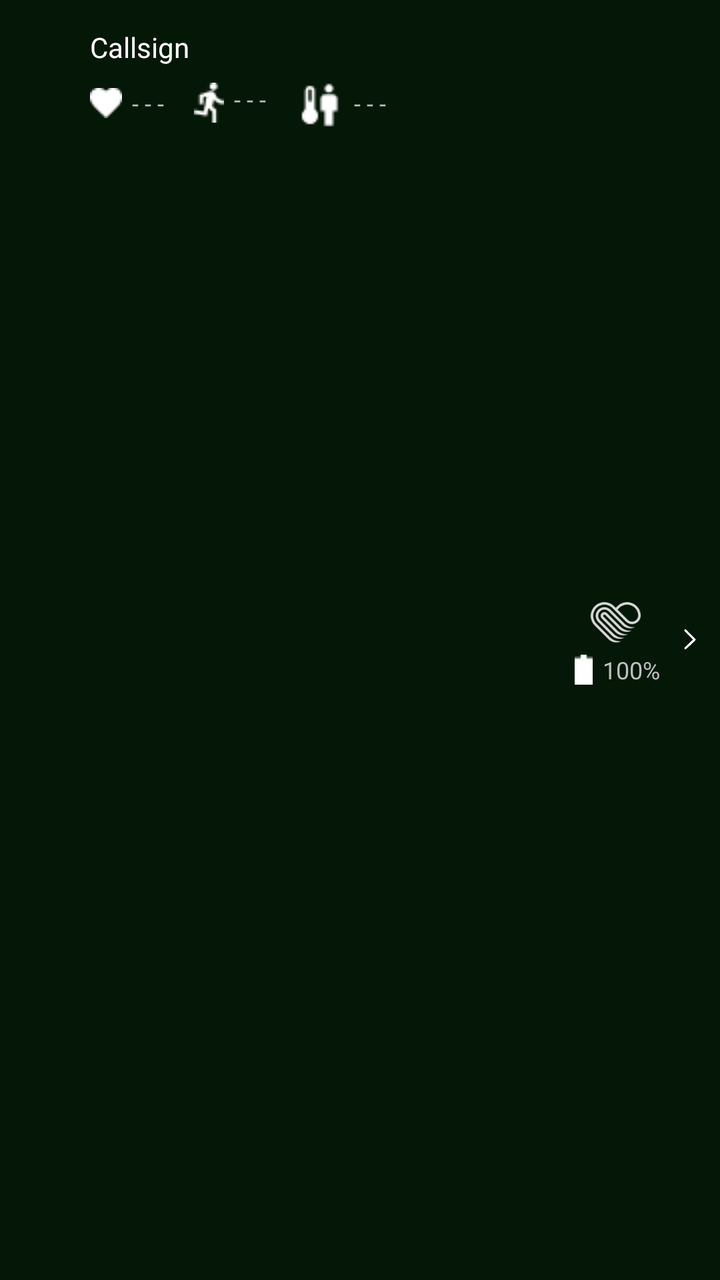
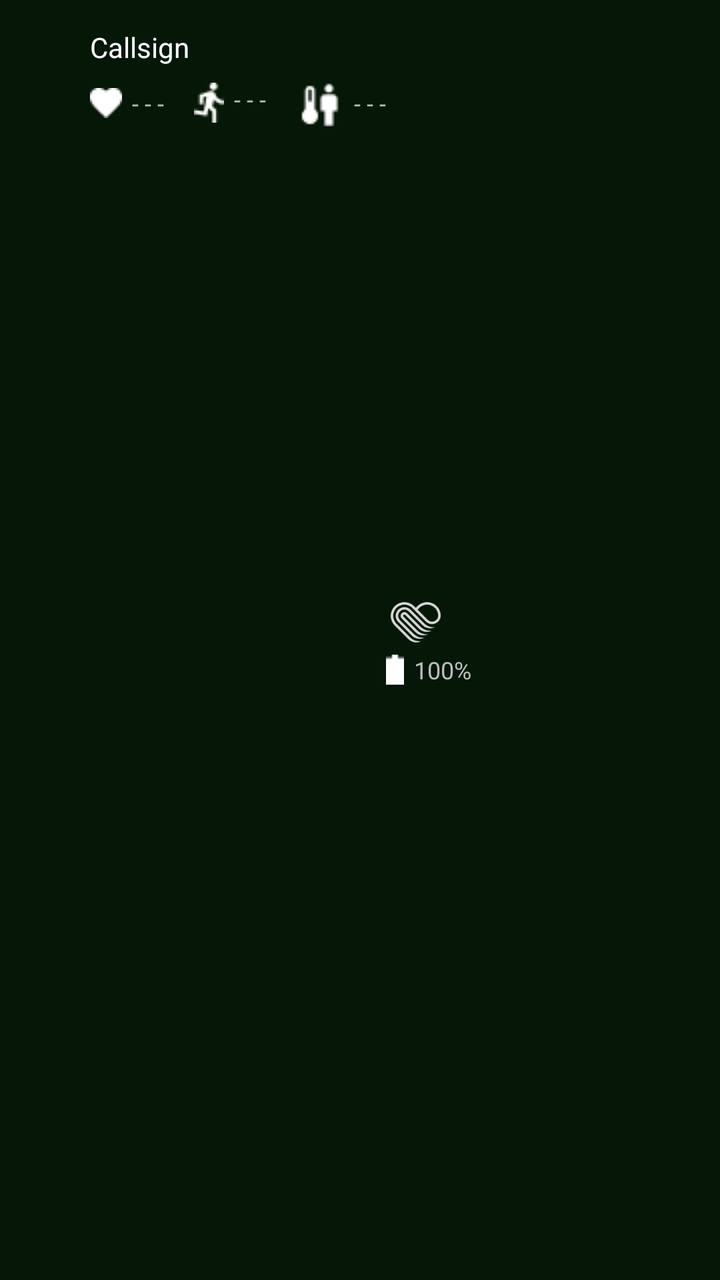

An Android layout rendered at two revisions. The XML below is the earlier revision; the diff shows what the commit changed to produce the second picture.
<!-- AndroidManifest.xml: application theme AppTheme -->
<!-- res/layout/custom_group_view.xml -->
<?xml version="1.0" encoding="utf-8"?>
<LinearLayout
    xmlns:android="http://schemas.android.com/apk/res/android"
    xmlns:tools="http://schemas.android.com/tools"
    android:layout_width="match_parent"
    android:layout_height="wrap_content"
    android:orientation="horizontal"
    android:paddingVertical="10dp"
    tools:ignore="UselessParent"
    android:background="@color/greenbg"
    style="@style/AppTheme">

    <ImageView
        android:id="@+id/alertIcon"
        android:layout_width="25dp"
        android:layout_height="25dp"
        android:layout_margin="10dp"
        android:src="@drawable/danger"
        tools:ignore="ContentDescription"
        android:layout_gravity="center_vertical"
        android:visibility="invisible"/>

    <LinearLayout
        android:id="@+id/nameAndAlerts"
        android:layout_width="wrap_content"
        android:layout_height="wrap_content"
        android:orientation="vertical"
        android:layout_marginTop="4dp">

        <TextView
            android:id="@+id/textCallsign"
            android:layout_width="wrap_content"
            android:layout_height="wrap_content"
            android:textSize="14sp"
            android:text="Callsign"
            android:textColor="@color/white"
            tools:ignore="RtlHardcoded"/>

        <TextView
            android:id="@+id/textisFalsePositive"
            android:layout_width="wrap_content"
            android:layout_height="wrap_content"
            android:textSize="13sp"
            android:text="Band not worn properly, readings may be incorrect"
            android:textColor="@color/light_gray"
            tools:ignore="RtlHardcoded"
            android:paddingBottom="7dp"
            android:drawableStart="@drawable/isfalsepositive"
            android:visibility = "gone"/>

        <TextView
            android:id="@+id/textLastConnected"
            android:layout_width="wrap_content"
            android:layout_height="wrap_content"
            android:textSize="13sp"
            android:text="Last connected X minutes ago"
            android:textColor="@color/light_gray"
            tools:ignore="RtlHardcoded"
            android:paddingBottom="7dp"
            android:visibility="gone"/>

        <LinearLayout
            android:id="@+id/healthData"
            android:layout_width="wrap_content"
            android:layout_height="wrap_content"
            android:gravity="center_vertical"
            android:paddingTop="5dp">

            <TextView
                android:id="@+id/textHeartRate"
                android:layout_width="wrap_content"
                android:layout_height="wrap_content"
                android:textSize="12sp"
                tools:ignore="RtlHardcoded"
                android:text="- - -"
                android:layout_marginEnd="15dp"
                android:drawableStart="@drawable/heartrate"
                android:drawablePadding="5dp"/>

            <TextView
                android:id="@+id/textExertion"
                android:layout_width="wrap_content"
                android:layout_height="wrap_content"
                android:textSize="12sp"
                tools:ignore="RtlHardcoded"
                android:text="- - -"
                android:layout_marginEnd="15dp"
                android:drawableStart="@drawable/exertion"
                android:drawablePadding="5dp"/>

            <TextView
                android:id="@+id/textCoreBodyTemp"
                android:layout_width="wrap_content"
                android:layout_height="wrap_content"
                android:drawableStart="@drawable/corebodytemp"
                android:text="- - -"
                android:textSize="12sp"
                android:gravity="center_vertical"
                tools:ignore="RtlHardcoded"
                android:drawablePadding="0dp"/>
        </LinearLayout>

        <RelativeLayout
            android:id="@+id/expandedHealthData"
            android:layout_width="wrap_content"
            android:layout_height="wrap_content"
            android:layout_marginTop="3dp"
            android:gravity="center_vertical"
            android:visibility="gone">

            <TextView
                android:id="@+id/textCaloricBurnRate"
                android:layout_width="wrap_content"
                android:layout_height="wrap_content"
                android:textSize="12sp"
                tools:ignore="RtlHardcoded"
                android:text="- - -"
                android:layout_marginEnd="15dp"
                android:drawableStart="@drawable/calories"
                android:drawablePadding="5dp"/>

            <TextView
                android:id="@+id/textHrlv"
                android:layout_width="wrap_content"
                android:layout_height="wrap_content"
                android:textSize="12sp"
                tools:ignore="RtlHardcoded"
                android:text="- - -"
                android:layout_marginEnd="15dp"
                android:drawableStart="@drawable/hrlv"
                android:drawablePadding="5dp"
                android:layout_toEndOf="@id/textCaloricBurnRate"/>

            <TextView
                android:id="@+id/textVo2"
                android:layout_width="wrap_content"
                android:layout_height="wrap_content"
                android:drawableStart="@drawable/vo2"
                android:text="- - -"
                android:textSize="12sp"
                tools:ignore="RtlHardcoded"
                android:layout_marginEnd="15dp"
                android:drawablePadding="5dp"
                android:layout_toEndOf="@id/textHrlv"/>

            <TextView
                android:id="@+id/textHrv"
                android:layout_width="wrap_content"
                android:layout_height="wrap_content"
                android:drawableStart="@drawable/hrv"
                android:text="- - -"
                android:textSize="12sp"
                tools:ignore="RtlHardcoded"
                android:drawablePadding="5dp"
                android:layout_marginTop="3dp"
                android:layout_below="@id/textCaloricBurnRate"/>
        </RelativeLayout>

    </LinearLayout>

    <RelativeLayout
        android:layout_width="wrap_content"
        android:layout_height="wrap_content"
        android:layout_gravity="center_vertical"
        android:layout_marginEnd="10dp"
        android:orientation="vertical">

        <ImageView
            android:id="@+id/iconWearableLogo"
            android:layout_width="30dp"
            android:layout_height="30dp"
            android:src="@drawable/biostrap"
            android:layout_marginEnd="7dp"
            android:layout_toLeftOf="@id/toggle"/>

        <TextView
            android:id="@+id/textBattery"
            android:layout_width="wrap_content"
            android:layout_height="wrap_content"
            android:textSize="12sp"
            android:text="100%"
            tools:ignore="RtlHardcoded"
            android:layout_below="@id/iconWearableLogo"
            android:layout_toLeftOf="@id/toggle"
            android:drawableStart="@drawable/battery"
            android:drawablePadding="5dp"/>

        <ImageView
            android:id="@+id/toggle"
            android:layout_width="10dp"
            android:layout_height="10dp"
            android:layout_centerVertical="true"
            android:src="@drawable/arrow"
            android:layout_alignParentEnd="true"
            android:layout_marginStart="10dp"/>
    </RelativeLayout>





</LinearLayout>
<!-- resources referenced by this layout -->
<resources>
  <color name="greenbg">#202BB73B</color>
  <color name="light_gray">#A3A3A3</color>
  <color name="white">#ffffff</color>
  <!-- drawable arrow: png bitmap (drawable, 589 bytes) -->
  <!-- drawable battery: png bitmap (drawable, 158 bytes) -->
  <!-- drawable biostrap: png bitmap (drawable, 9869 bytes) -->
  <!-- drawable calories: png bitmap (drawable, 372 bytes) -->
  <!-- drawable corebodytemp: png bitmap (drawable, 384 bytes) -->
  <!-- drawable danger: png bitmap (drawable, 1175 bytes) -->
  <!-- drawable exertion: png bitmap (drawable, 350 bytes) -->
  <!-- drawable heartrate: png bitmap (drawable, 255 bytes) -->
  <!-- drawable hrlv: png bitmap (drawable, 381 bytes) -->
  <!-- drawable hrv: png bitmap (drawable, 371 bytes) -->
  <!-- drawable isfalsepositive: png bitmap (drawable, 552 bytes) -->
  <!-- drawable vo2: png bitmap (drawable, 362 bytes) -->
  <style name="AppTheme" parent="@android:style/Theme.Holo">
          <item name="android:buttonStyle">@android:style/Widget.Button</item>
          <item name="android:imageButtonStyle">@android:style/Widget.Button</item>
          <item name="android:buttonStyleToggle">@android:style/Widget.Button</item>
          <item name="android:spinnerStyle">@style/ATAKSpinner</item>
          <item name="android:spinnerItemStyle">@style/ATAKSpinnerItem</item>
          <item name="android:editTextStyle">@style/ATAKEditText</item>
      </style>
  <style name="ATAKSpinner" parent="@android:style/Widget.Spinner">
          <item name="android:spinnerMode">dialog</item>
      </style>
  <style name="ATAKSpinnerItem" parent="@style/AppTheme">
          <item name="android:textColor">@android:color/black</item>
      </style>
  <style name="ATAKEditText" parent="@android:style/Widget.EditText">
          
          
  
          
          <item name="android:imeOptions">flagNoFullscreen</item>
      </style>
</resources>

<!-- the commit's change to res/layout/custom_group_view.xml (unified diff, before → after) -->
@@ -170,8 +170,7 @@
             android:layout_width="30dp"
             android:layout_height="30dp"
             android:src="@drawable/biostrap"
-            android:layout_marginEnd="7dp"
-            android:layout_toLeftOf="@id/toggle"/>
+            android:layout_marginEnd="7dp"/>
 
         <TextView
             android:id="@+id/textBattery"
@@ -181,18 +180,10 @@
             android:text="100%"
             tools:ignore="RtlHardcoded"
             android:layout_below="@id/iconWearableLogo"
-            android:layout_toLeftOf="@id/toggle"
             android:drawableStart="@drawable/battery"
             android:drawablePadding="5dp"/>
 
-        <ImageView
-            android:id="@+id/toggle"
-            android:layout_width="10dp"
-            android:layout_height="10dp"
-            android:layout_centerVertical="true"
-            android:src="@drawable/arrow"
-            android:layout_alignParentEnd="true"
-            android:layout_marginStart="10dp"/>
+
     </RelativeLayout>
 
 
<!-- resource entries referenced after the edit -->
@@ -3,7 +3,6 @@
   <color name="greenbg">#202BB73B</color>
   <color name="light_gray">#A3A3A3</color>
   <color name="white">#ffffff</color>
-  <!-- drawable arrow: png bitmap (drawable, 589 bytes) -->
   <!-- drawable battery: png bitmap (drawable, 158 bytes) -->
   <!-- drawable biostrap: png bitmap (drawable, 9869 bytes) -->
   <!-- drawable calories: png bitmap (drawable, 372 bytes) -->
